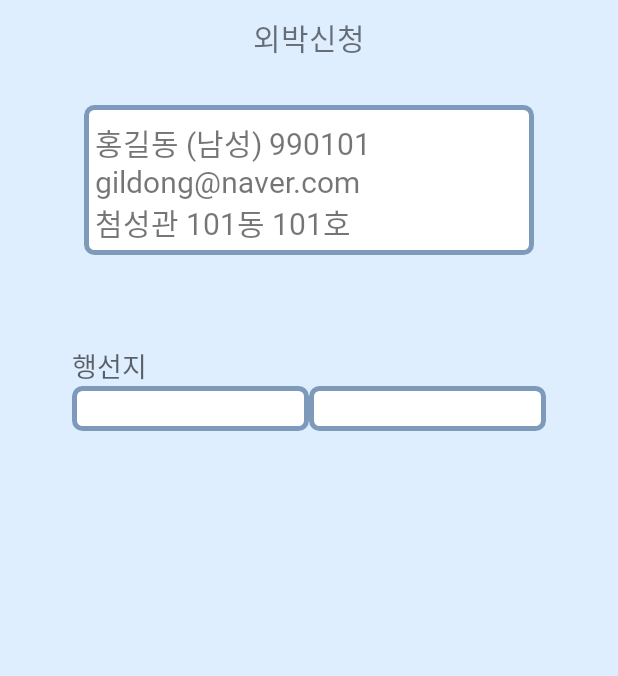
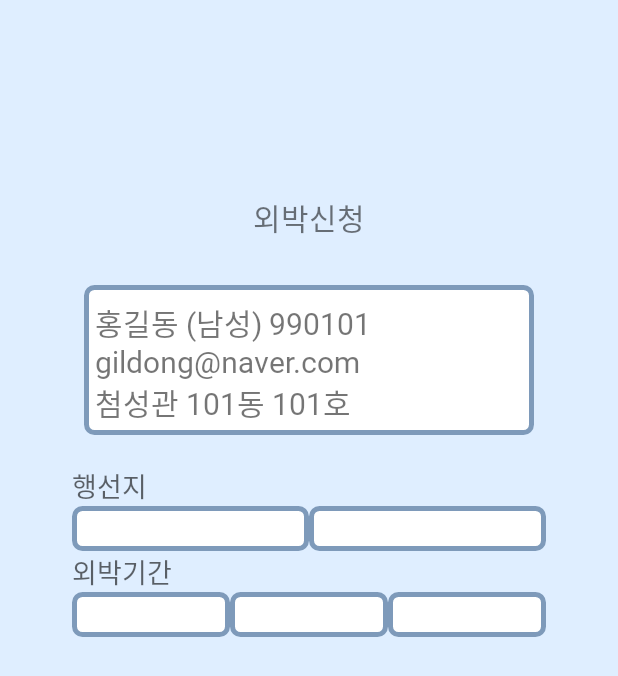
Before and after one commit to yxxniverse/mobileAppProject, an Android app: the layout activity_form.xml on its own in the app's theme, with its tools: preview values and no code run, on a phone screen of 412 x 824 dp. Shown: the top 676 px of the screen. Run offline under Robolectric (Android 15) with nearby library versions, the phone set to English and light mode, and no system bars.

Commit message:
외박신청_스피너

```diff
--- a/app/src/main/res/layout/activity_form.xml
+++ b/app/src/main/res/layout/activity_form.xml
@@ -12,8 +12,7 @@
         android:layout_height="wrap_content"
         android:layout_alignParentLeft="true"
         android:layout_alignParentTop="true"
-        android:layout_marginTop="10dp"
-        android:layout_marginBottom="180dp"
+        android:layout_marginBottom="10dp"
         android:background="@color/theme_blue"
         android:fontFamily="@font/neodgm"
         android:text="외박신청"
@@ -44,20 +43,21 @@
 
     <LinearLayout
         android:id="@+id/linearLayout"
-        android:layout_width="0dp"
-        android:layout_height="0dp"
+        android:layout_width="match_parent"
+        android:layout_height="match_parent"
         android:layout_marginStart="38dp"
+        android:layout_marginTop="300dp"
         android:layout_marginEnd="38dp"
-        android:layout_marginBottom="420dp"
         android:orientation="vertical"
         android:padding="10dp"
-        android:paddingLeft="7dp"
+        android:paddingLeft="10dp"
         android:paddingTop="10dp"
         app:layout_constraintBottom_toBottomOf="parent"
         app:layout_constraintEnd_toEndOf="parent"
-        app:layout_constraintHorizontal_bias="0.0"
+        app:layout_constraintHorizontal_bias="1.0"
         app:layout_constraintStart_toStartOf="parent"
-        app:layout_constraintTop_toBottomOf="@+id/join_textView">
+        app:layout_constraintTop_toTopOf="parent"
+        app:layout_constraintVertical_bias="0.36">
 
         <TextView
             android:id="@+id/textView3"
@@ -90,5 +90,51 @@
                 android:textSize="20dp" />
 
         </LinearLayout>
+
+        <TextView
+            android:id="@+id/textView3"
+            android:layout_width="wrap_content"
+            android:layout_height="wrap_content"
+            android:text="외박기간"
+            android:textAppearance="?android:attr/textAppearanceMedium"
+            tools:ignore="DuplicateIds" />
+
+
+        <LinearLayout
+            android:layout_width="match_parent"
+            android:layout_height="wrap_content"
+            android:orientation="horizontal">
+
+            <Spinner
+                android:id="@+id/year"
+                android:layout_width="10dp"
+                android:layout_height="30dp"
+                android:layout_weight="1"
+                android:background="@drawable/frame_calendar"
+                android:fontFamily="@font/sleigothic"
+                android:textSize="20dp" />
+
+            <Spinner
+                android:id="@+id/month"
+                android:layout_width="10dp"
+                android:layout_height="30dp"
+                android:layout_weight="1"
+                android:background="@drawable/frame_calendar"
+                android:fontFamily="@font/sleigothic"
+                android:textSize="20dp" />
+
+            <Spinner
+                android:id="@+id/date"
+                android:layout_width="10dp"
+                android:layout_height="30dp"
+                android:layout_weight="1"
+                android:background="@drawable/frame_calendar"
+                android:fontFamily="@font/sleigothic"
+                android:textSize="20dp" />
+
+        </LinearLayout>
+
     </LinearLayout>
+
+
 </androidx.constraintlayout.widget.ConstraintLayout>
--- a/app/src/main/res/values/array.xml
+++ b/app/src/main/res/values/array.xml
@@ -17,4 +17,16 @@
 
     </string-array>
 
+    <string-array name="year">
+
+    </string-array>
+
+    <string-array name="month">
+
+    </string-array>
+
+    <string-array name="date">
+
+    </string-array>
+
 </resources>
```
